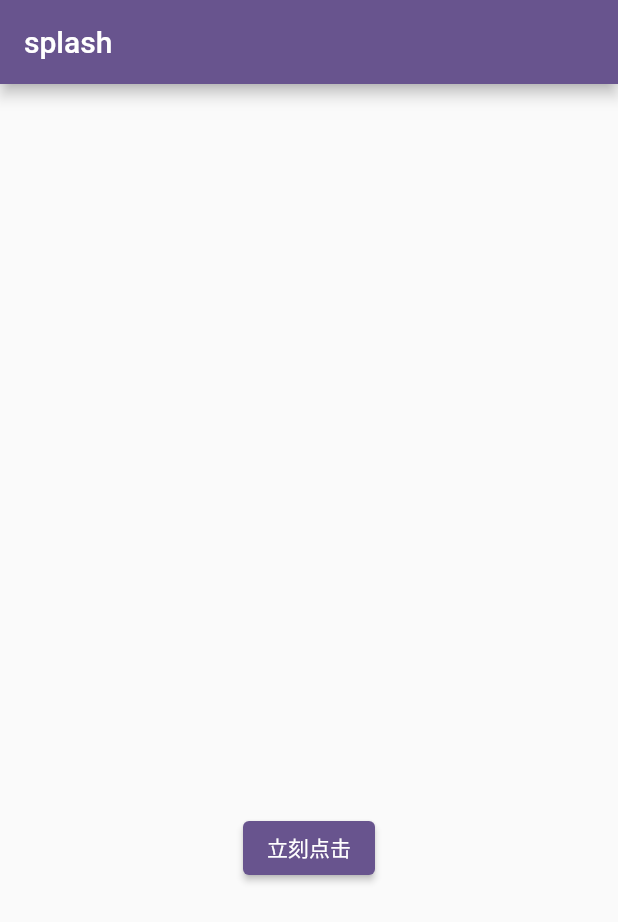
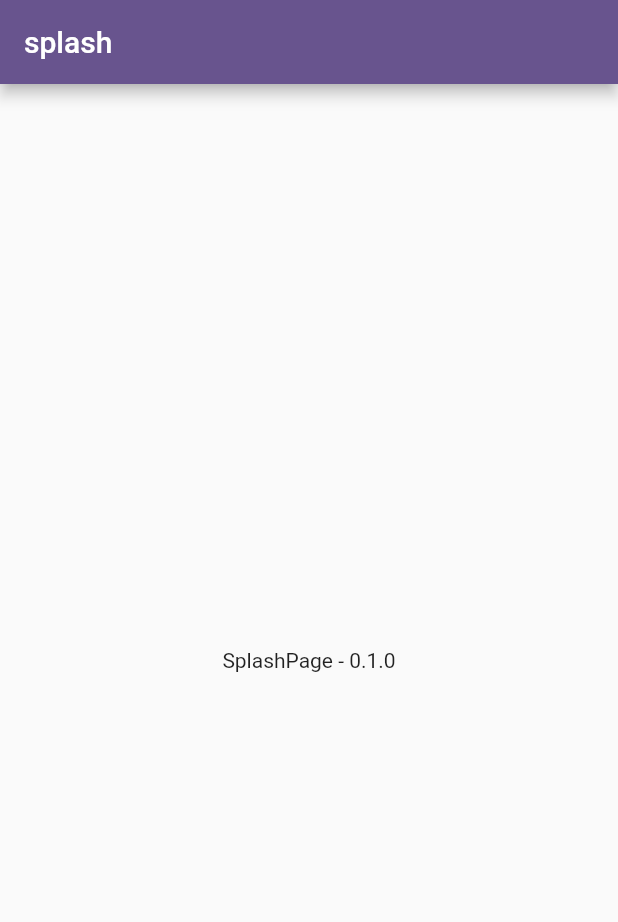
Before and after one commit to xhzk/flutter_heiyanquan, a Flutter app: the screen it shows after launch, on a phone screen of 412 x 824 dp. Shown: the top 922 px of the screen. Run offline on Flutter 3.47's test engine with Material 3 defaults, Android fonts, the phone set to English and light mode, and no system bars; our stand-ins replace get, package_info_plus.

Commit message:
feat: config service配置

```diff
--- /dev/null
+++ b/lib/common/services/config.dart
@@ -0,0 +1,25 @@
+import 'package:get/get.dart';
+import 'package:package_info_plus/package_info_plus.dart';
+
+/// 配置服务
+class ConfigService extends GetxService {
+  // 这是一个单例写法
+  static ConfigService get to => Get.find();
+
+  // 包信息
+  PackageInfo? _platform;
+
+  // 版本号
+  String get version => _platform?.version ?? '-';
+
+  // 初始化
+  Future<ConfigService> init() async {
+    await getPlatform();
+    return this;
+  }
+
+  // 获取包信息
+  Future<void> getPlatform() async {
+    _platform = await PackageInfo.fromPlatform();
+  }
+}
--- a/lib/common/services/index.dart
+++ b/lib/common/services/index.dart
@@ -1,3 +1,3 @@
 library services;
 
-// export './xxxx.dart';
+export './config.dart';
--- a/lib/main.dart
+++ b/lib/main.dart
@@ -1,21 +1,24 @@
 import 'package:flutter/material.dart';
 import 'package:flutter_heiyanquan/common/index.dart';
+import 'package:flutter_heiyanquan/global.dart';
 import 'package:get/get_navigation/src/root/get_material_app.dart';
 
-void main() {
-  runApp(const MainApp());
+Future<void> main() async {
+  await Global.init();
+  runApp(const MyApp());
 }
 
-class MainApp extends StatelessWidget {
-  const MainApp({super.key});
+class MyApp extends StatelessWidget {
+  const MyApp({super.key});
 
   @override
   Widget build(BuildContext context) {
     return GetMaterialApp(
       title: 'Flutter_heiyanquan',
       theme: ThemeData(
-          colorScheme: ColorScheme.fromSeed(seedColor: Colors.deepPurple),
-          useMaterial3: false),
+        colorScheme: ColorScheme.fromSeed(seedColor: Colors.deepPurple),
+        useMaterial3: false,
+      ),
 
       // 路由
       initialRoute: RouteNames.systemSplash,
--- a/lib/pages/system/splash/view.dart
+++ b/lib/pages/system/splash/view.dart
@@ -1,4 +1,5 @@
 import 'package:flutter/material.dart';
+import 'package:flutter_heiyanquan/common/index.dart';
 import 'package:get/get.dart';
 
 import 'index.dart';
@@ -8,27 +9,8 @@ class SplashPage extends GetView<SplashController> {
 
   // 主视图
   Widget _buildView() {
-    return Column(
-      mainAxisAlignment: MainAxisAlignment.spaceEvenly,
-      children: [
-        // 文本标题
-        GetBuilder<SplashController>(
-          id: "splash_title",
-          builder: (_) {
-            return Center(
-              child: Text(controller.title),
-            );
-          },
-        ),
-
-        // 按钮
-        ElevatedButton(
-          onPressed: () {
-            controller.onTap(DateTime.now().microsecondsSinceEpoch);
-          },
-          child: const Text("立刻点击"),
-        )
-      ],
+    return Center(
+      child: Text("SplashPage - ${ConfigService.to.version}"),
     );
   }
 
--- a/pubspec.yaml
+++ b/pubspec.yaml
@@ -13,6 +13,9 @@ dependencies:
   # 状态管理
   get: ^4.7.2
 
+  # 获取包信息
+  package_info_plus: 8.3.1
+
 dev_dependencies:
   flutter_test:
     sdk: flutter
```
Also changed, not shown: lib/global.dart (added, +16 -0 lines), pubspec.lock, 3 other files.
